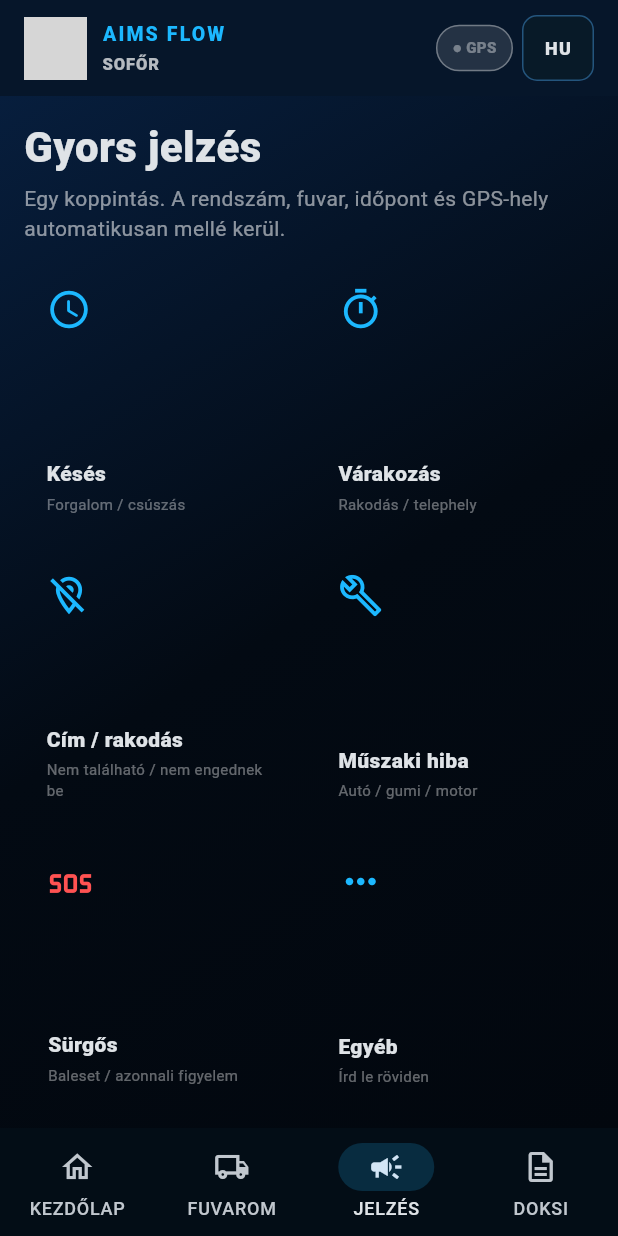
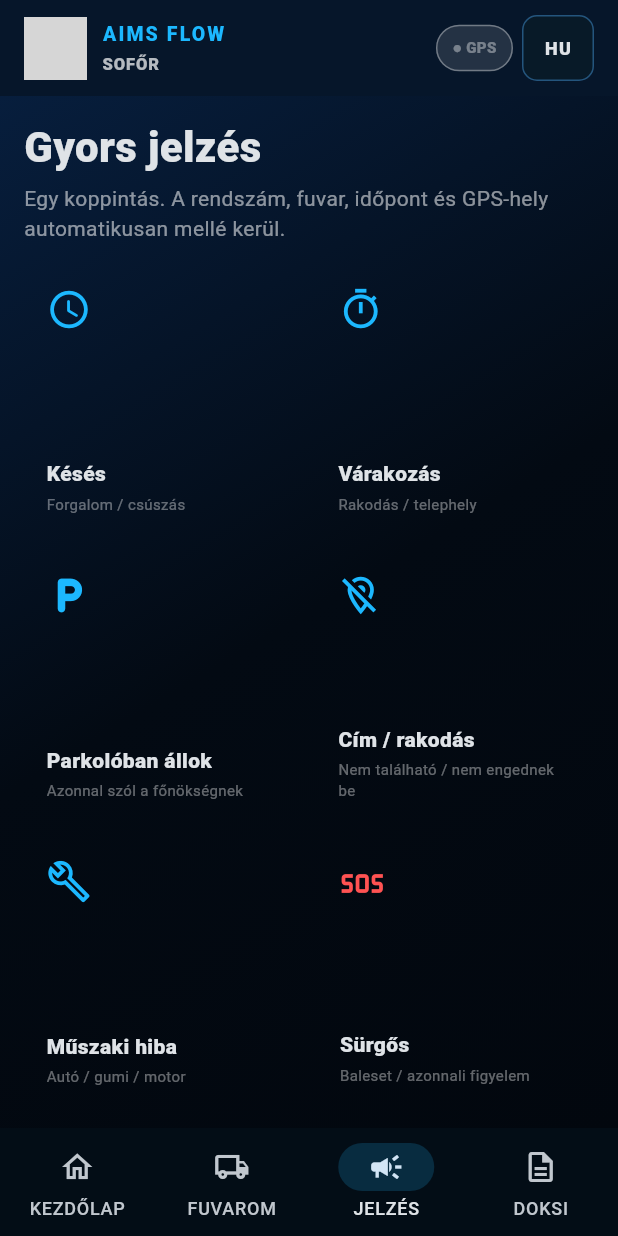
Before and after one commit to gbcser-collab/aims-flow-scanner, a Flutter app: the DriverShellScreen screen opened directly, item 3 of the bottom bar chosen, on a phone screen of 412 x 824 dp. Run offline on Flutter 3.47's test engine with Material 3 defaults, Android fonts, the phone set to English and light mode, and no system bars; our stand-ins replace camera, cross_file, firebase_core, firebase_messaging, flutter_local_notifications, flutter_tts and 6 more; missing offline and left inert: google_mlkit_text_recognition; accounts and stored records are empty; network calls fail; key blocks and very long unbroken strings in the code were emptied for the run; grey boxes are pictures that could not be loaded.

Commit message:
R90: stabilize driver UI and add independent parking signal

```diff
--- a/lib/screens/driver_shell_screen.dart
+++ b/lib/screens/driver_shell_screen.dart
@@ -742,18 +742,12 @@ class _DriverShellScreenState extends State<DriverShellScreen>
       await _activateDriverServices();
     }
 
-    // Driver-first default: voice control is ON unless the driver explicitly
-    // switched it off earlier. No need to hunt for the microphone every trip.
-    final savedHandsFree = prefs.getBool(_prefsHandsFree);
-    final handsFree = savedHandsFree ?? true;
-    if (savedHandsFree == null) {
-      await prefs.setBool(_prefsHandsFree, true);
-    }
-    if (handsFree && mounted) {
-      WidgetsBinding.instance.addPostFrameCallback((_) {
-        unawaited(_setHandsFree(true));
-      });
-    }
+    // R90 stability: continuous microphone capture is retired.
+    // Migrate every existing install to explicit push-to-talk.
+    if (prefs.getBool(_prefsHandsFree) != false) {
+      await prefs.setBool(_prefsHandsFree, false);
+    }
+    await _voice.disableHandsFree();
 
     final pending = _push.takePendingLaunch();
     if (pending != null && mounted) {
@@ -851,7 +845,7 @@ class _DriverShellScreenState extends State<DriverShellScreen>
         ),
       ),
     );
-    await _refreshJobs();
+    await _refreshJobs(showLoading: false);
     if (!mounted) return;
 
     final jobId = event.jobId;
@@ -859,7 +853,17 @@ class _DriverShellScreenState extends State<DriverShellScreen>
       await _ack(jobId, 'seen', closeDialog: false);
       return;
     }
-    _showJobDialog(jobId: jobId);
+    if (event.openedFromNotification) {
+      await _showJobDialog(jobId: jobId);
+    } else {
+      _snack(
+        _l(
+          'Új munka érkezett. A Munkák menüben megnyithatod.',
+          'A new job arrived. Open it from Jobs.',
+          'Ein neuer Auftrag ist eingegangen. Öffne ihn unter Aufträge.',
+        ),
+      );
+    }
   }
 
   Future<void> _showJobDialog({int? jobId}) async {
@@ -941,17 +945,7 @@ class _DriverShellScreenState extends State<DriverShellScreen>
       }
       await _refreshJobs();
       if (mounted && action == 'accepted') {
-        setState(() => _index = 0);
         unawaited(_voice.announce(_nextStepAnnouncement(accepted: true)));
-        WidgetsBinding.instance.addPostFrameCallback((_) {
-          if (_homeScrollController.hasClients) {
-            _homeScrollController.animateTo(
-              0,
-              duration: const Duration(milliseconds: 260),
-              curve: Curves.easeOutCubic,
-            );
-          }
-        });
       }
       if (mounted) {
         _snack(action == 'accepted'
@@ -2472,12 +2466,14 @@ class _DriverShellScreenState extends State<DriverShellScreen>
               ),
               child: Row(
                 children: [
+                  const Icon(Icons.privacy_tip_outlined, color: _green, size: 20),
+                  const SizedBox(width: 9),
                   Expanded(
                     child: Text(
                       _l(
-                        'Hands-Free: mondd, hogy „AIMS”, majd a parancsot.',
-                        'Hands-Free: say “AIMS”, then your command.',
-                        'Hands-Free: sage „AIMS“, dann deinen Befehl.',
+                        'A mikrofon alapból KI van kapcsolva. Csak a BESZÉLJ AZ AIMS-HEZ gomb megnyomása után hallgat rövid ideig, majd automatikusan leáll.',
+                        'The microphone is OFF by default. It listens only after you tap TALK TO AIMS, then stops automatically.',
+                        'Das Mikrofon ist standardmäßig AUS. Es hört nur kurz nach dem Tippen auf MIT AIMS SPRECHEN zu und stoppt danach automatisch.',
                       ),
                       style: const TextStyle(
                         color: Colors.white70,
@@ -2485,11 +2481,6 @@ class _DriverShellScreenState extends State<DriverShellScreen>
                         height: 1.3,
                       ),
                     ),
-                  ),
-                  Switch(
-                    key: const Key('aims-hands-free-toggle'),
-                    value: _voiceState.enabled,
-                    onChanged: _handsFreeBusy ? null : _setHandsFree,
                   ),
                 ],
               ),
@@ -2980,6 +2971,19 @@ class _DriverShellScreenState extends State<DriverShellScreen>
               () => _sendSignal('Várakozás'),
             ),
             _signal(
+              Icons.local_parking_rounded,
+              _l('Parkolóban állok', 'Stopped in parking', 'Im Parkplatz'),
+              _l(
+                'Azonnal szól a főnökségnek',
+                'Instant office notification',
+                'Sofortige Meldung an die Disposition',
+              ),
+              () => _sendSignal(
+                'Parkolóban megálltam',
+                message: 'Sofőr kézi parkolójelzése. A 15/30 perces automatikus tétlenségfigyelés változatlanul fut.',
+              ),
+            ),
+            _signal(
               Icons.location_off_outlined,
               _l('Cím / rakodás', 'Address / loading', 'Adresse / Beladung'),
               _l(
@@ -3013,6 +3017,17 @@ class _DriverShellScreenState extends State<DriverShellScreen>
               _otherSignal,
             ),
           ],
+        ),
+        const SizedBox(height: 12),
+        _panel(
+          Text(
+            _l(
+              'A „Parkolóban állok” kézi jelzés csak azonnali üzenetet küld a főnökségnek. Nem nullázza, nem állítja meg és nem írja felül a 15/30 perces automatikus tétlenségfigyelést.',
+              'The parking signal sends an immediate message only. It never resets, pauses or overrides the automatic 15/30 minute inactivity monitor.',
+              'Die Parkplatzmeldung sendet nur sofort eine Nachricht. Sie setzt die automatische 15/30-Minuten-Stillstandsüberwachung weder zurück noch aus.',
+            ),
+            style: const TextStyle(color: Colors.white54, height: 1.4),
+          ),
         ),
       ]);
 
```
